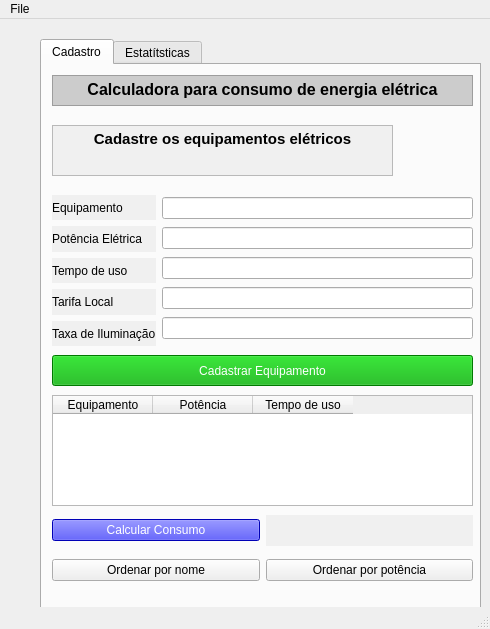
The window that mainwindow.ui (francinildo1990/Projeto_1) describes before a commit, drawn with Qt 5.
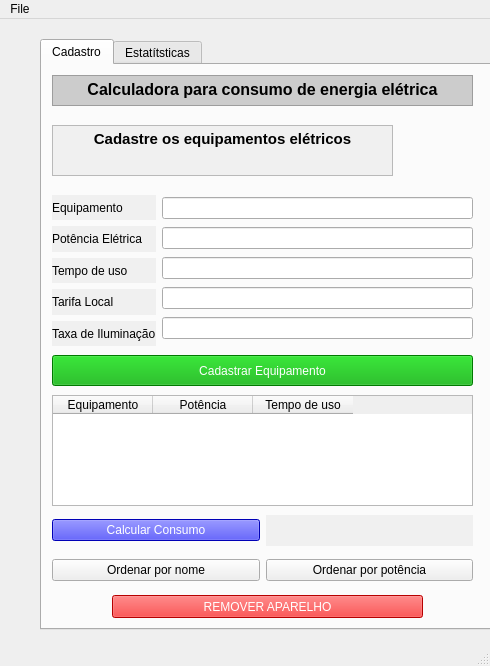
The same window after the commit. Icons and pictures are not drawn.

Patch:
```diff
--- a/mainwindow.ui
+++ b/mainwindow.ui
@@ -7,7 +7,7 @@
     <x>0</x>
     <y>0</y>
     <width>490</width>
-    <height>629</height>
+    <height>666</height>
    </rect>
   </property>
   <property name="windowTitle">
@@ -19,8 +19,8 @@
      <rect>
       <x>40</x>
       <y>20</y>
-      <width>441</width>
-      <height>571</height>
+      <width>451</width>
+      <height>591</height>
      </rect>
     </property>
     <property name="currentIndex">
@@ -150,7 +150,7 @@
        <string>Cadastrar Equipamento</string>
       </property>
      </widget>
-     <widget class="QWidget" name="">
+     <widget class="QWidget" name="layoutWidget">
       <property name="geometry">
        <rect>
         <x>10</x>
@@ -244,7 +244,7 @@
        </item>
       </layout>
      </widget>
-     <widget class="QWidget" name="">
+     <widget class="QWidget" name="layoutWidget">
       <property name="geometry">
        <rect>
         <x>10</x>
@@ -279,7 +279,7 @@
        </item>
       </layout>
      </widget>
-     <widget class="QWidget" name="">
+     <widget class="QWidget" name="layoutWidget">
       <property name="geometry">
        <rect>
         <x>10</x>
@@ -311,6 +311,24 @@
        </item>
       </layout>
      </widget>
+     <widget class="QPushButton" name="pushButton">
+      <property name="geometry">
+       <rect>
+        <x>70</x>
+        <y>530</y>
+        <width>311</width>
+        <height>23</height>
+       </rect>
+      </property>
+      <property name="styleSheet">
+       <string notr="true">font: 75 14pt &quot;MS Shell Dlg 2&quot;;
+background-color: rgb(255, 0, 0);
+color: rgb(255, 255, 255);</string>
+      </property>
+      <property name="text">
+       <string>REMOVER APARELHO</string>
+      </property>
+     </widget>
     </widget>
     <widget class="QWidget" name="tab_2">
      <attribute name="title">
```
